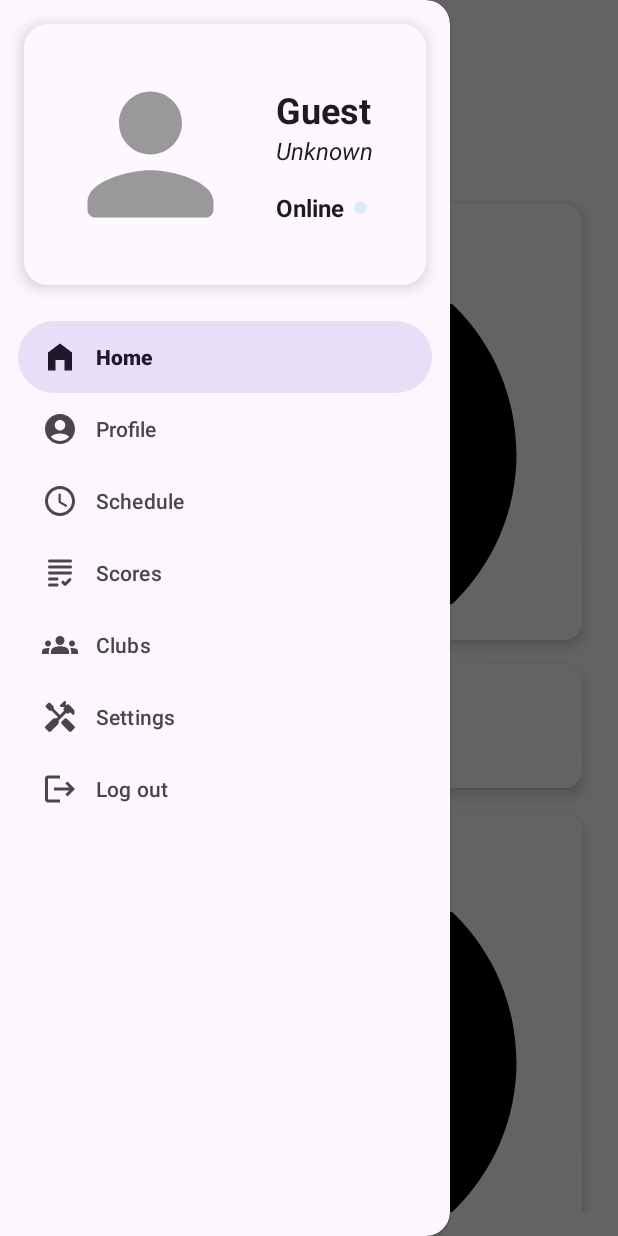
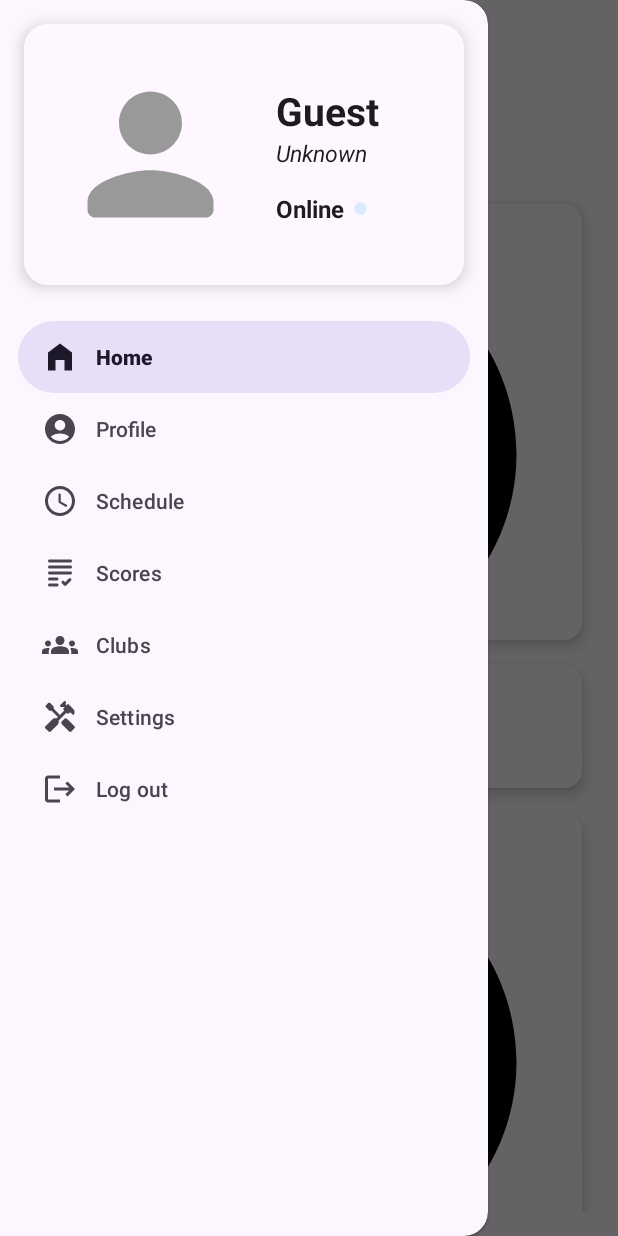
Before and after one commit to TakorSK/GestionEtudiant, an Android app: the MainActivity screen opened directly, with no data from a screen before it, with the side drawer open, on a phone screen of 412 x 824 dp. Run offline under Robolectric (Android 15) with nearby library versions, the phone set to English and light mode, and no system bars; our stand-ins replace Room's generated code.

Commit message:
updated the README.txt

```diff
--- a/app/src/main/res/layout/activity_main.xml
+++ b/app/src/main/res/layout/activity_main.xml
@@ -38,7 +38,7 @@
         android:layout_gravity="start"
         android:background="?attr/colorSurface"
         android:fitsSystemWindows="true"
-        android:maxWidth="300dp"
+        android:maxWidth="325dp"
         app:headerLayout="@layout/nav_header"
         app:menu="@menu/nav_menu" />
 </androidx.drawerlayout.widget.DrawerLayout>
--- a/app/src/main/res/layout/nav_header.xml
+++ b/app/src/main/res/layout/nav_header.xml
@@ -3,6 +3,7 @@
     xmlns:app="http://schemas.android.com/apk/res-auto"
     android:layout_width="match_parent"
     android:layout_height="wrap_content"
+    android:layout_marginTop="20dp"
     android:layout_margin="16dp"
     app:cardCornerRadius="16dp"
     app:cardElevation="6dp"
@@ -16,7 +17,6 @@
         android:padding="24dp"
         android:background="?attr/colorSurface">
 
-        <!-- Profile Image -->
         <FrameLayout
             android:layout_width="120dp"
             android:layout_height="126dp"
@@ -34,7 +34,6 @@
 
         </FrameLayout>
 
-        <!-- Info Section -->
         <LinearLayout
             android:layout_width="0dp"
             android:layout_height="wrap_content"
@@ -42,14 +41,13 @@
             android:layout_weight="1"
             android:gravity="center_vertical">
 
-            <!-- Name + Group -->
             <TextView
                 android:id="@+id/profile_name_text_view"
                 android:layout_width="wrap_content"
                 android:layout_height="wrap_content"
                 android:text="Guest"
                 android:textStyle="bold"
-                android:textSize="24sp"
+                android:textSize="26sp"
                 android:textColor="?attr/colorOnSurface" />
 
             <TextView
@@ -57,16 +55,15 @@
                 android:layout_width="wrap_content"
                 android:layout_height="wrap_content"
                 android:text="Unknown"
-                android:textSize="16sp"
+                android:textSize="15sp"
                 android:textStyle="italic"
                 android:textColor="?attr/colorOnSurface" />
 
-            <!-- Status Row -->
             <LinearLayout
                 android:layout_width="wrap_content"
                 android:layout_height="wrap_content"
                 android:orientation="horizontal"
-                android:layout_marginTop="16dp"
+                android:layout_marginTop="15dp"
                 android:gravity="center_vertical">
 
                 <TextView
```
Also changed, not shown: app/src/main/java/com/pack/uniflow/README.txt.
